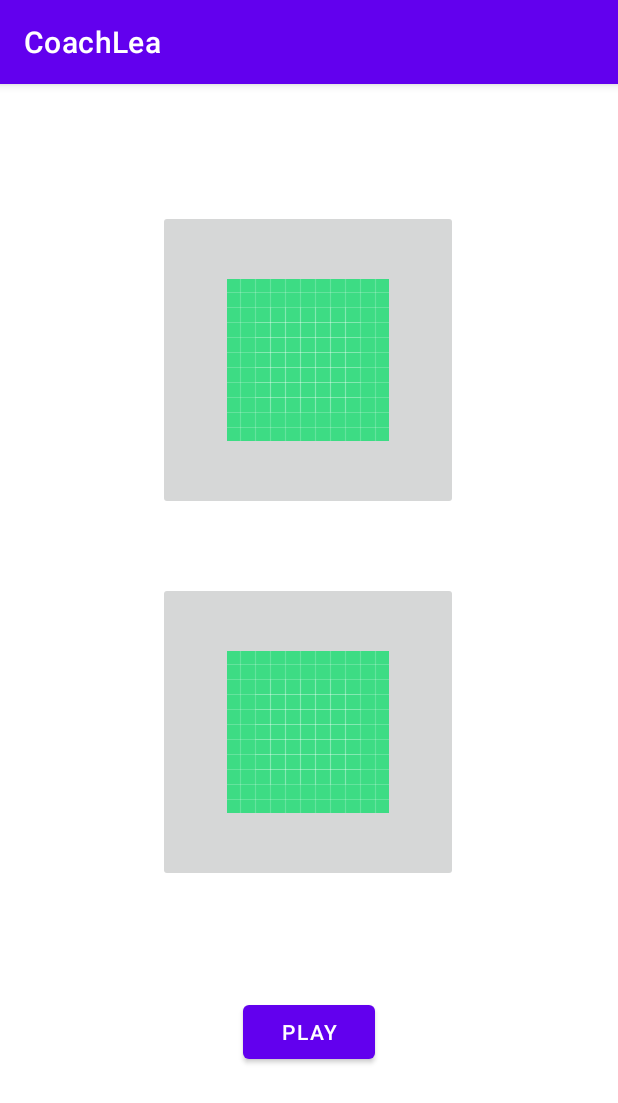
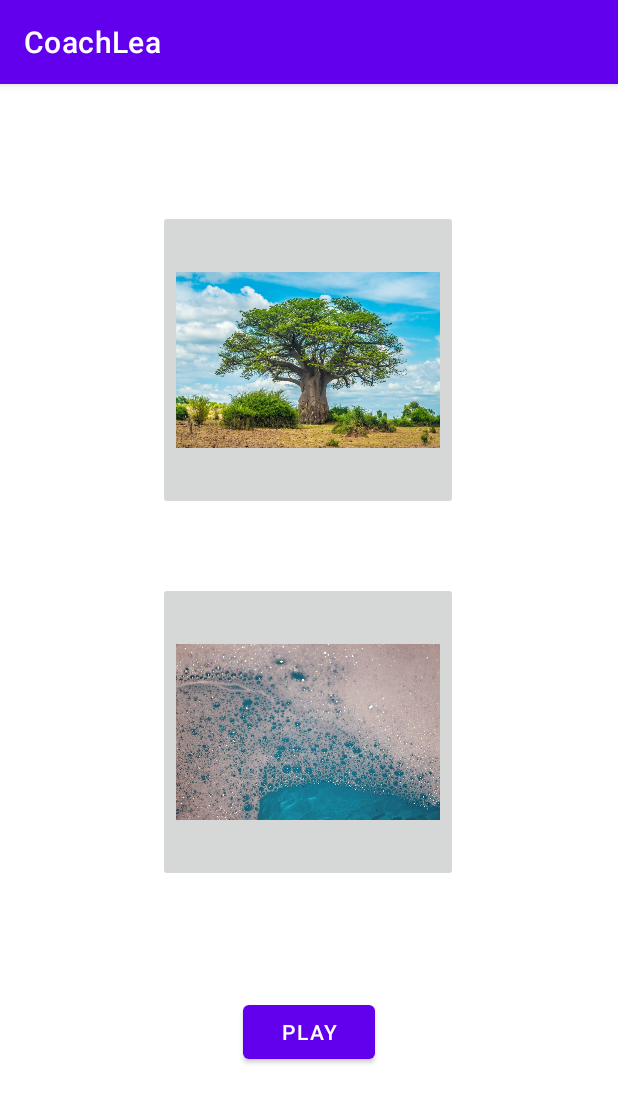
Before and after one commit to SAGI-FAU/CoachLea, an Android app: the MinimalPairs screen opened directly, with no data from a screen before it, on a phone screen of 412 x 824 dp. Shown: the top 1103 px of the screen. Run offline under Robolectric (Android 15) with nearby library versions, the phone set to English and light mode, and no system bars.

Commit message:
setMinimal_pairs and mp3 files added

```diff
--- a/app/src/main/java/com/example/coachlea/Exercises/MinimalPairs.java
+++ b/app/src/main/java/com/example/coachlea/Exercises/MinimalPairs.java
@@ -1,14 +1,32 @@
 package com.example.coachlea.Exercises;
 
+import android.media.MediaPlayer;
 import android.os.Bundle;
+import android.view.View;
+import android.widget.Button;
+import android.widget.ImageButton;
 
 import androidx.appcompat.app.AppCompatActivity;
 
 import com.example.coachlea.R;
 
+import java.util.ArrayList;
+import java.util.Random;
+
 public class MinimalPairs extends AppCompatActivity {
 
+    private Random random = new Random();
+
     private int[] minimal_pairs_all;
+    private String[] minimal_pairs_all_str;
+    private int[] minimal_pairs = new int[8];
+    private String[] minimal_pairs_result;
+    private String[] minimal_pairs_correct = new String[8];
+
+
+    private ImageButton topIMG;
+    private ImageButton botIMG;
+    private MediaPlayer player;
 
 
     @Override
@@ -17,6 +35,50 @@ public class MinimalPairs extends AppCompatActivity {
         setContentView(R.layout.minimal_pairs);
 
         setMinimal_pairs_all();
+        minimal_pairs_all_str = getResources().getStringArray(R.array.Minimal_Pairs);
+
+        //Initialize
+        topIMG = findViewById(R.id.topIMG);
+        botIMG = findViewById(R.id.botIMG);
+        Button play = findViewById(R.id.playBTN);
+
+        setMinimal_pairs();
+
+        topIMG.setImageResource(minimal_pairs[0]);
+        botIMG.setImageResource(minimal_pairs[1]);
+
+        topIMG.setOnClickListener(new View.OnClickListener(){
+
+            public void onClick(View v){
+
+            }
+
+        });
+
+
+
+
+    }
+
+    private void setMinimal_pairs(){
+        int position = random.nextInt(8)*2;
+
+
+        ArrayList<Integer> usedNumber = new ArrayList<>();
+        for(int i = 0; i < 4; i++){
+
+            while(usedNumber.contains(position)){
+                position = random.nextInt(8)*2;
+            }
+            int corr = random.nextInt(2);
+            minimal_pairs_correct[i] = minimal_pairs_all_str[position + corr];
+            minimal_pairs[i*2] = minimal_pairs_all[position];
+            minimal_pairs[i*2+1] = minimal_pairs_all[position + 1];
+
+            usedNumber.add(position);
+
+        }
+
     }
 
     private void setMinimal_pairs_all(){
--- a/app/src/main/res/layout/minimal_pairs.xml
+++ b/app/src/main/res/layout/minimal_pairs.xml
@@ -7,34 +7,38 @@
     tools:context=".Exercises.MinimalPairs">
 
     <ImageButton
-        android:id="@+id/imageButton"
+        android:id="@+id/topIMG"
         android:layout_width="200dp"
         android:layout_height="200dp"
         android:layout_marginTop="84dp"
         android:src="@drawable/ic_launcher_background"
+        android:adjustViewBounds="true"
+        android:scaleType="centerInside"
         app:layout_constraintEnd_toEndOf="parent"
         app:layout_constraintHorizontal_bias="0.498"
         app:layout_constraintStart_toStartOf="parent"
         app:layout_constraintTop_toTopOf="parent" />
 
     <ImageButton
-        android:id="@+id/imageButton2"
+        android:id="@+id/botIMG"
         android:layout_width="200dp"
         android:layout_height="200dp"
         android:layout_marginTop="48dp"
         android:src="@drawable/ic_launcher_background"
+        android:adjustViewBounds="true"
+        android:scaleType="fitCenter"
         app:layout_constraintEnd_toEndOf="parent"
         app:layout_constraintHorizontal_bias="0.498"
         app:layout_constraintStart_toStartOf="parent"
-        app:layout_constraintTop_toBottomOf="@+id/imageButton" />
+        app:layout_constraintTop_toBottomOf="@+id/topIMG" />
 
     <Button
-        android:id="@+id/button7"
+        android:id="@+id/playBTN"
         android:layout_width="wrap_content"
         android:layout_height="wrap_content"
         android:layout_marginTop="76dp"
         android:text="Play"
         app:layout_constraintEnd_toEndOf="parent"
         app:layout_constraintStart_toStartOf="parent"
-        app:layout_constraintTop_toBottomOf="@+id/imageButton2" />
+        app:layout_constraintTop_toBottomOf="@+id/botIMG" />
 </androidx.constraintlayout.widget.ConstraintLayout>
--- a/app/src/main/res/values/strings.xml
+++ b/app/src/main/res/values/strings.xml
@@ -1,3 +1,22 @@
 <resources>
     <string name="app_name">CoachLea</string>
+
+    <string-array name="Minimal_Pairs">
+        <item>gold</item>
+        <item>geld</item>
+        <item>sand</item>
+        <item>wand</item>
+        <item>see</item>
+        <item>tee</item>
+        <item>hose</item>
+        <item>rose</item>
+        <item>huhn</item>
+        <item>hut</item>
+        <item>baum</item>
+        <item>schaum</item>
+        <item>geld</item>
+        <item>welt</item>
+        <item>tasche</item>
+        <item>tasse</item>
+    </string-array>
 </resources>
```
Also changed, not shown: 15 other files.
